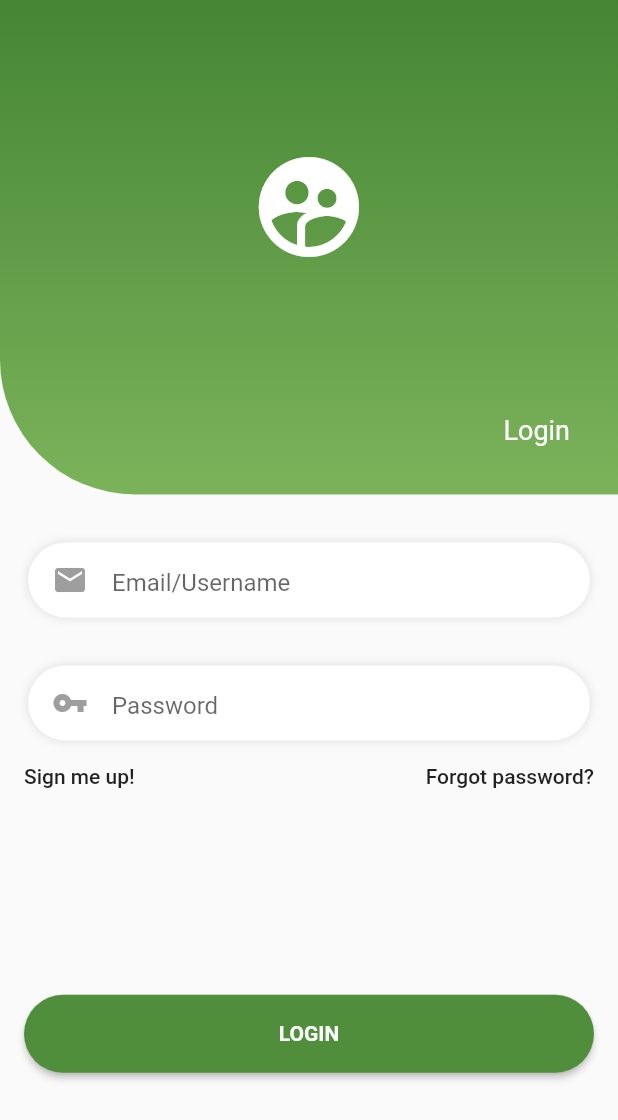
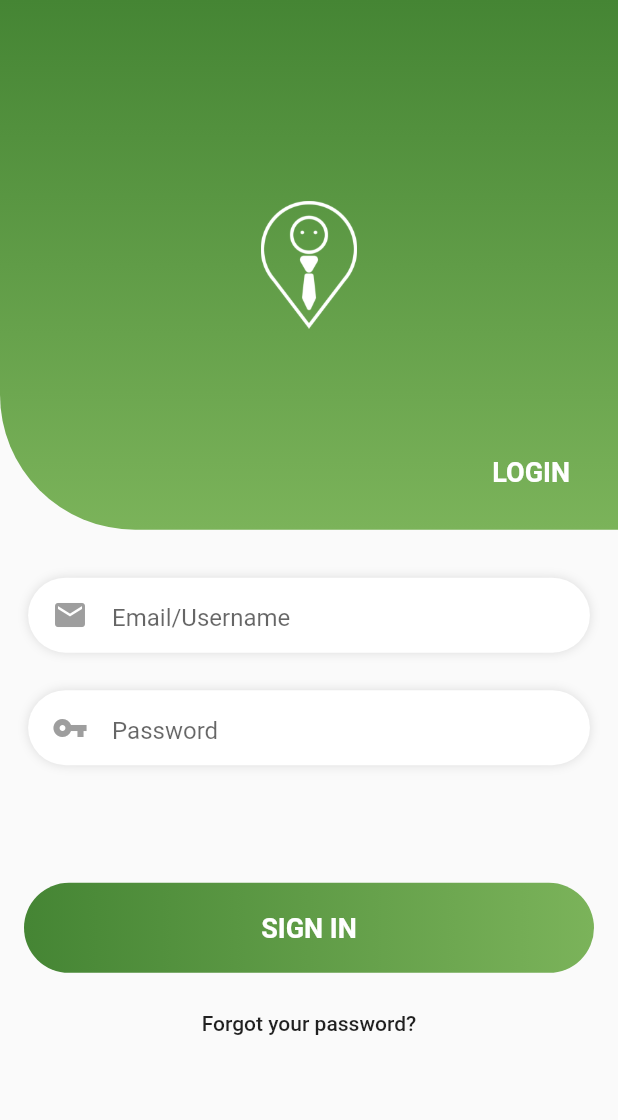
Before and after one commit to fuegosoft/FuegoSoft.Pegasus.Mobile, a Flutter app: the screen it shows after launch, on a phone screen of 412 x 824 dp. Shown: the top 1120 px of the screen. Run offline on Flutter 3.47's test engine with Material 2 defaults, Android fonts, the phone set to English and light mode, and no system bars; our stand-ins replace flutter_secure_storage; accounts and stored records are empty.

Commit message:
initial login implemention
initial login implementation with token being properly fetch using the api request call and using sink/stream function for implementation of bloc patter for login function.

```diff
--- a/lib/blocs/login/login_bloc.dart
+++ b/lib/blocs/login/login_bloc.dart
@@ -6,7 +6,7 @@ import 'package:fuegosoft_mobile/repository/repository.dart';
 class LoginBloc implements BlocBase {
   Token _token;
   Login _login;
-  UserRepository _userRepository;
+  UserRepository _userRepository = new UserRepository();
   SecureStorage storage = SecureStorage();
 
   // Stream to handle the token
@@ -32,7 +32,7 @@ class LoginBloc implements BlocBase {
     if (login.username.length > 4 && login.password.length > 7) {
       var performAuth = await _userRepository.authenticate(
           username: login.username, password: login.password);
-      if (performAuth.token != '') {
+      if (performAuth.token.isNotEmpty) {
         storage.persistToken(performAuth.token);
         tokenSink.add(performAuth);
       }
--- /dev/null
+++ b/lib/interfaces/interfaces.dart
@@ -0,0 +1 @@
+export 'login_animation_interface.dart';
--- /dev/null
+++ b/lib/interfaces/login_animation_interface.dart
@@ -0,0 +1,3 @@
+abstract class ILoginAnimation {
+  void getToken(String username, String password);
+}
--- a/lib/models/token.dart
+++ b/lib/models/token.dart
@@ -2,6 +2,6 @@ class Token {
   String token;
   Token._();
   Token(this.token);
-
+  Token.initial({this.token: ""});
   Token.fromJsonBody(Map json) : token = json['token'];
 }
--- a/lib/network/url_request.dart
+++ b/lib/network/url_request.dart
@@ -1,4 +1,4 @@
 class URLRequest {
-  static const _baseUrl = "https://localhost:5001";
+  static const _baseUrl = "http://localhost:5001";
   static const LOGIN = "$_baseUrl/User/login";
 }
--- a/lib/pages/login_page.dart
+++ b/lib/pages/login_page.dart
@@ -1,5 +1,7 @@
 import 'package:flutter/material.dart';
 import 'package:flutter/services.dart';
+import 'package:fuegosoft_mobile/animations/login_animation.dart';
+import 'package:flutter/animation.dart';
 import 'package:fuegosoft_mobile/utils/utils.dart';
 
 // #458534
@@ -12,20 +14,46 @@ class LoginPage extends StatefulWidget {
   _LoginPageState createState() => _LoginPageState();
 }
 
-class _LoginPageState extends State<LoginPage> {
+class _LoginPageState extends State<LoginPage> with TickerProviderStateMixin {
+  AnimationController _loginButtonController;
+  var clickStatus = 0;
+  bool hasError = false;
+  var _formKey = GlobalKey<FormState>();
+  var _usernameTextController = TextEditingController();
+  var _passwordTextController = TextEditingController();
+
   @override
   void initState() {
-    SystemChrome.setEnabledSystemUIOverlays([]);
+    SystemChrome.setSystemUIOverlayStyle(SystemUiOverlayStyle.light);
     super.initState();
+    _loginButtonController = AnimationController(
+      vsync: this,
+      duration: Duration(seconds: 3),
+    );
+  }
+
+  @override
+  void dispose() {
+    _loginButtonController.dispose();
+    super.dispose();
+  }
+
+  Future<Null> _playAnimation() async {
+    await _loginButtonController.forward();
   }
 
   @override
   Widget build(BuildContext context) {
     return Scaffold(
-      body: Container(
+      body: Form(
+        key: _formKey,
+        child: Container(
+          alignment: Alignment.center,
           child: Column(
             children: <Widget>[
-            Container(
+              Expanded(
+                flex: 3,
+                child: Container(
                   width: MediaQuery.of(context).size.width,
                   height: MediaQuery.of(context).size.height / 2.5,
                   decoration: BoxDecoration(
@@ -41,36 +69,43 @@ class _LoginPageState extends State<LoginPage> {
                       bottomLeft: Radius.circular(90),
                     ),
                   ),
-              child: Column(
-                mainAxisAlignment: MainAxisAlignment.center,
+                  child: Stack(
                     children: <Widget>[
-                  Spacer(),
                       Align(
                         alignment: Alignment.center,
-                    child: Icon(
-                      Icons.supervised_user_circle,
-                      size: 80,
+                        child: Image.asset(
+                          'assets/images/log-ayuda-black.png',
+                          height: 85,
+                          width: 85,
                           color: Colors.white,
                         ),
                       ),
-                  Spacer(),
                       Align(
-                    alignment: Alignment.bottomRight,
+                        alignment: FractionalOffset.bottomRight,
                         child: Padding(
-                      padding: EdgeInsets.only(right: 32, bottom: 32),
+                          padding: EdgeInsets.only(
+                            right: 32,
+                            bottom: 28,
+                          ),
                           child: Text(
-                        'Login',
-                        style: TextStyle(color: Colors.white, fontSize: 18),
+                            'Login'.toUpperCase(),
+                            style: TextStyle(
+                                color: Colors.white,
+                                fontSize: 18,
+                                fontWeight: FontWeight.bold),
                           ),
                         ),
                       ),
                     ],
                   ),
                 ),
-            Container(
+              ),
+              Expanded(
+                flex: 2,
+                child: Container(
                   padding: EdgeInsets.only(top: 32),
                   width: MediaQuery.of(context).size.width,
-              height: MediaQuery.of(context).size.height / 2.5,
+                  height: MediaQuery.of(context).size.height / 3,
                   child: Column(
                     children: <Widget>[
                       Container(
@@ -78,41 +113,56 @@ class _LoginPageState extends State<LoginPage> {
                             color: Colors.white,
                             boxShadow: [
                               BoxShadow(
-                            color: Colors.black12,
+                                color: !hasError
+                                    ? Colors.black12
+                                    : Colors.redAccent,
                                 blurRadius: 5,
                               )
                             ],
-                        borderRadius: BorderRadius.all(Radius.circular(50))),
+                            borderRadius:
+                                BorderRadius.all(Radius.circular(50))),
                         width: MediaQuery.of(context).size.width / 1.1,
                         height: 50,
-                    padding:
-                        EdgeInsets.only(top: 4, left: 16, bottom: 4, right: 16),
-                    child: TextField(
+                        padding: EdgeInsets.only(
+                            top: 4, left: 16, bottom: 4, right: 16),
+                        child: TextFormField(
+                          controller: _usernameTextController,
                           decoration: InputDecoration(
                             border: InputBorder.none,
                             hintText: 'Email/Username',
                             icon: Icon(
                               Icons.email,
                               color: Colors.grey,
-                          )),
+                            ),
+                          ),
+                          validator: (String value) {
+                            if (value.length < 5) {
+                              return "Invalid email/username input";
+                            }
+                          },
+                          keyboardType: TextInputType.emailAddress,
                         ),
                       ),
                       Container(
-                    margin: EdgeInsets.only(top: 32),
+                        margin: EdgeInsets.only(top: 25),
                         decoration: BoxDecoration(
                             color: Colors.white,
                             boxShadow: [
                               BoxShadow(
-                            color: Colors.black12,
+                                color: !hasError
+                                    ? Colors.black12
+                                    : Colors.redAccent,
                                 blurRadius: 5,
                               )
                             ],
-                        borderRadius: BorderRadius.all(Radius.circular(50))),
+                            borderRadius:
+                                BorderRadius.all(Radius.circular(50))),
                         width: MediaQuery.of(context).size.width / 1.1,
                         height: 50,
-                    padding:
-                        EdgeInsets.only(top: 4, left: 16, bottom: 4, right: 16),
-                    child: TextField(
+                        padding: EdgeInsets.only(
+                            top: 4, left: 16, bottom: 4, right: 16),
+                        child: TextFormField(
+                          controller: _passwordTextController,
                           obscureText: true,
                           decoration: InputDecoration(
                             border: InputBorder.none,
@@ -120,62 +170,113 @@ class _LoginPageState extends State<LoginPage> {
                             icon: Icon(
                               Icons.vpn_key,
                               color: Colors.grey,
-                          )),
                             ),
                           ),
-                  Row(
-                    children: <Widget>[
-                      Align(
-                        alignment: Alignment.centerRight,
-                        child: FlatButton(
-                          onPressed: () {
-                            print('hala! ni sign up!');
+                          validator: (String value) {
+                            if (value.length < 7) {
+                              return "Invalid password input";
+                            }
                           },
-                          child: Text('Sign me up!'),
-                          splashColor: Colors.transparent,
-                          highlightColor: Colors.transparent,
-                        ),
-                      ),
-                      Spacer(),
-                      Align(
-                        alignment: Alignment.centerRight,
-                        child: FlatButton(
-                          onPressed: () {
-                            print('hala! forgot password!');
-                          },
-                          child: Text('Forgot password?'),
-                          splashColor: Colors.transparent,
-                          highlightColor: Colors.transparent,
                         ),
                       ),
                     ],
+                  ),
+                ),
+              ),
+              Expanded(
+                flex: 2,
+                child: Container(
+                  padding: EdgeInsets.only(left: 16, right: 16),
+                  width: MediaQuery.of(context).size.width,
+                  child: SafeArea(
+                    child: Column(
+                      children: <Widget>[
+                        clickStatus == 0
+                            ? InkWell(
+                                onTap: () {
+                                  setState(() {
+                                    if (_formKey.currentState.validate()) {
+                                      clickStatus = 1;
+                                      _playAnimation();
+                                    } else {
+                                      hasError = true;
+                                    }
+                                  });
+                                  // when complete, if has error login
+                                  // popup snackbar error
+                                  // else popup to dashboard.
+                                },
+                                child: SignIn(),
                               )
+                            : LoginAnimation(
+                                buttonController: _loginButtonController.view,
+                                context: context,
+                                username: _usernameTextController.text,
+                                password: _passwordTextController.text,
+                              ),
+                        SizedBox(height: 10),
+                        SignUp()
                       ],
                     ),
                   ),
-            Container(
-              padding: EdgeInsets.only(top: 4, bottom: 4, left: 16, right: 16),
-              height: 60,
-              width: MediaQuery.of(context).size.width,
-              child: RaisedButton(
-                child: Text(
-                  'LOGIN',
-                  style: TextStyle(
-                    color: Colors.white,
-                    fontWeight: FontWeight.bold,
-                  ),
-                ),
-                onPressed: () {
-                  print('hala! login!');
-                },
-                color: Color.lerp(Color(0xFF458534), Color(0xFF7BB35A), .2),
-                shape: RoundedRectangleBorder(
-                    borderRadius: BorderRadius.circular(50)),
                 ),
               )
             ],
           ),
         ),
+      ),
     );
   }
 }
+
+class SignIn extends StatelessWidget {
+  @override
+  Widget build(BuildContext context) {
+    return Container(
+      alignment: Alignment.center,
+      height: 60,
+      width: MediaQuery.of(context).size.width,
+      decoration: BoxDecoration(
+        borderRadius: BorderRadius.circular(30),
+        gradient: LinearGradient(
+          colors: [
+            Color(0xFF458534),
+            Color(0xFF7BB35A),
+          ],
+        ),
+      ),
+      child: Text(
+        'sign in'.toUpperCase(),
+        style: TextStyle(
+            color: Colors.white, fontWeight: FontWeight.bold, fontSize: 18),
+      ),
+    );
+  }
+}
+
+class ForgotPassword extends StatelessWidget {
+  @override
+  Widget build(BuildContext context) {
+    return Container(
+      child: FlatButton(
+        onPressed: () {},
+        child: Text('Forgot your password?'),
+      ),
+    );
+  }
+}
+
+class SignUp extends StatelessWidget {
+  @override
+  Widget build(BuildContext context) {
+    return Container(
+      alignment: Alignment.center,
+      child: FlatButton(
+        child: Text("Forgot your password?"),
+        onPressed: () {},
+        splashColor: Colors.transparent,
+        highlightColor: Colors.transparent,
+      ),
+    );
+  }
+}
--- /dev/null
+++ b/lib/utils/form_validator.dart
@@ -0,0 +1,6 @@
+bool isEmail(String em) {
+  String p =
+      r'^(([^<>()[\]\\.,;:\s@\"]+(\.[^<>()[\]\\.,;:\s@\"]+)*)|(\".+\"))@((\[[0-9]{1,3}\.[0-9]{1,3}\.[0-9]{1,3}\.[0-9]{1,3}\])|(([a-zA-Z\-0-9]+\.)+[a-zA-Z]{2,}))$';
+  RegExp regExp = new RegExp(p);
+  return regExp.hasMatch(em);
+}
--- a/lib/utils/utils.dart
+++ b/lib/utils/utils.dart
@@ -2,3 +2,4 @@ export 'secure_storage.dart';
 export 'bloc_provider.dart';
 export 'color_palette.dart';
 export 'widgets/gradient_raised_button.dart';
+export 'form_validator.dart';
--- a/pubspec.yaml
+++ b/pubspec.yaml
@@ -61,6 +61,9 @@ flutter:
   #  - images/a_dot_burr.jpeg
   #  - images/a_dot_ham.jpeg
 
+  assets:
+    - assets/images/log-ayuda-black.png
+
   # An image asset can refer to one or more resolution-specific "variants", see
   # https://flutter.io/assets-and-images/#resolution-aware.
 
```
Also changed, not shown: lib/animations/login_animation.dart (added, +131 -0 lines), lib/network/api_request.dart (+8 -2 lines), assets/images/log-ayuda-black.png (added), 9 other files. Lines whose indentation alone changed are shown as unchanged.
